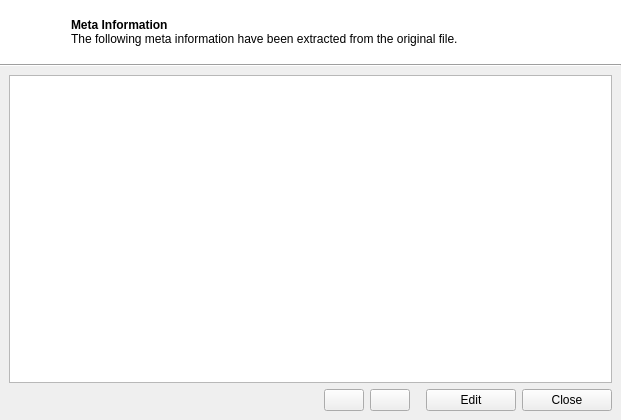
First picture: the form in gui/MetaInfo.ui, repository lordmulder/LameXP, before the edit.
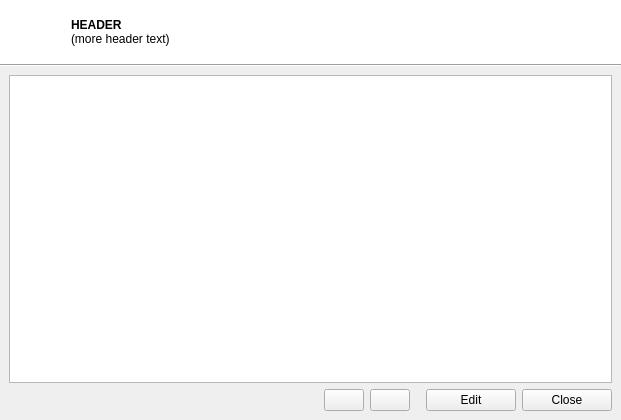
Second picture: the form after the edit. Icons and pictures are not drawn.

```diff
--- a/gui/MetaInfo.ui
+++ b/gui/MetaInfo.ui
@@ -137,7 +137,7 @@
              </font>
             </property>
             <property name="text">
-             <string>&lt;b&gt;Meta Information&lt;/b&gt;&lt;br&gt;The following meta information have been extracted from the original file.</string>
+             <string notr="true">&lt;b&gt;HEADER&lt;/b&gt;&lt;br&gt;(more header text)</string>
             </property>
            </widget>
           </item>
```
Left out of the diff: 1 changed line with no effect on the pictures.
